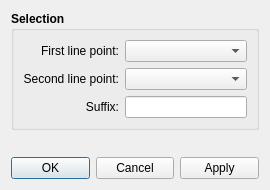
The window that src/libs/vtools/dialogs/tools/dialogmirrorbyline.ui (FashionFreedom/Seamly2D) describes before a commit, drawn with Qt 5.
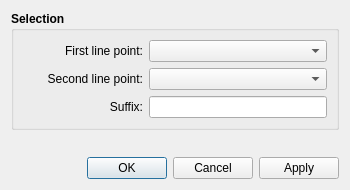
The same window after the commit. Icons and pictures are not drawn.

```diff
--- a/src/libs/vtools/dialogs/tools/dialogmirrorbyline.ui
+++ b/src/libs/vtools/dialogs/tools/dialogmirrorbyline.ui
@@ -6,7 +6,7 @@
    <rect>
     <x>0</x>
     <y>0</y>
-    <width>270</width>
+    <width>350</width>
     <height>190</height>
    </rect>
   </property>
@@ -66,7 +66,7 @@
          <widget class="QLabel" name="firstLinePoint_Label">
           <property name="minimumSize">
            <size>
-            <width>80</width>
+            <width>120</width>
             <height>0</height>
            </size>
           </property>
@@ -110,7 +110,7 @@
          <widget class="QLabel" name="secondLinePoint_Label">
           <property name="minimumSize">
            <size>
-            <width>80</width>
+            <width>120</width>
             <height>0</height>
            </size>
           </property>
@@ -154,7 +154,7 @@
          <widget class="QLabel" name="suffix_Label">
           <property name="minimumSize">
            <size>
-            <width>80</width>
+            <width>120</width>
             <height>0</height>
            </size>
           </property>
```
